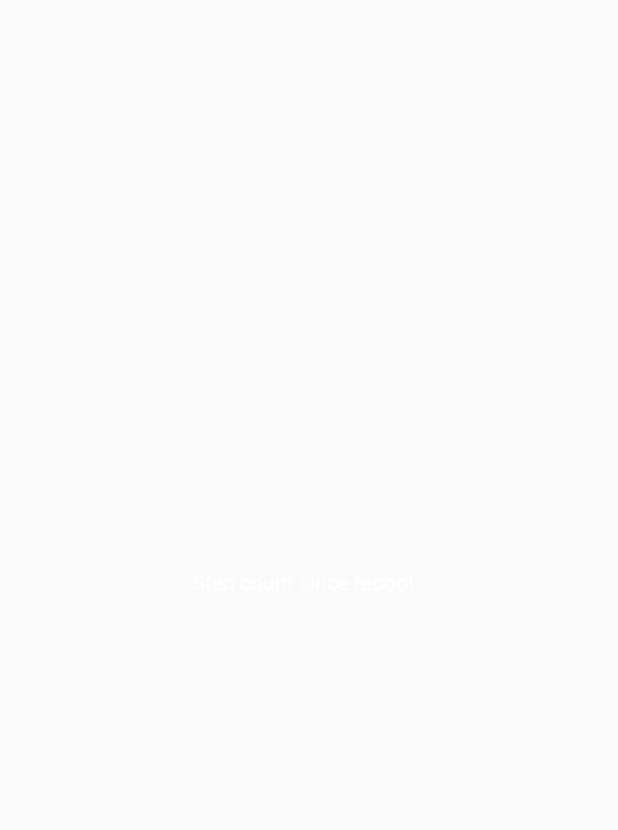
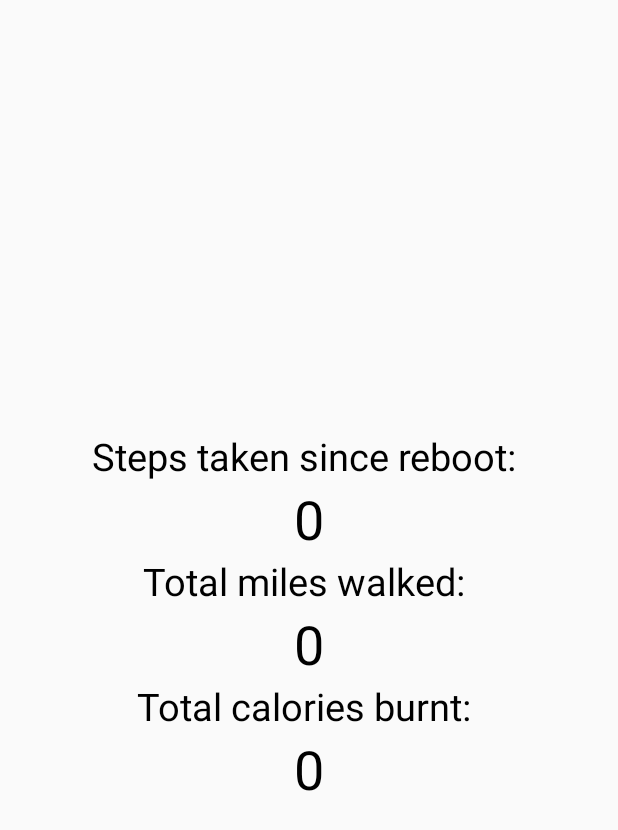
Before and after one commit to sgoldberg1123/HealMePhoney, an Android app: the PedometerActivity screen opened directly, with no data from a screen before it, on a phone screen of 412 x 824 dp. Before the commit the part shown is empty. Shown: the top 830 px of the screen. Run offline under Robolectric (Android 15) with nearby library versions, the phone set to English and light mode, and no system bars.

Commit message:
Update activity_pedometer.xml

```diff
--- a/app/src/main/res/layout/activity_pedometer.xml
+++ b/app/src/main/res/layout/activity_pedometer.xml
@@ -5,16 +5,50 @@
     android:gravity="center" >
 
     <TextView
-        android:textColor="@android:color/white"
+        android:id="@+id/info"
+        android:textSize="25dp"
+        android:textColor="@android:color/black"
         android:layout_width="wrap_content"
-        android:text="Step count since reboot: "
-        android:layout_height="wrap_content" />
+        android:layout_height="wrap_content"
+        android:text="Steps taken since reboot: "/>
 
     <TextView
         android:id="@+id/count"
         android:textSize="36dp"
-        android:textColor="@android:color/white"
+        android:textColor="@android:color/black"
         android:layout_width="wrap_content"
-        android:layout_height="wrap_content" />
+        android:layout_height="wrap_content"
+        android:text="0"/>
 
+    <TextView
+        android:id="@+id/distance"
+        android:textSize="25dp"
+        android:textColor="@android:color/black"
+        android:layout_width="wrap_content"
+        android:layout_height="wrap_content"
+        android:text="Total miles walked: "/>
+
+    <TextView
+        android:id="@+id/dCount"
+        android:textSize="36dp"
+        android:textColor="@android:color/black"
+        android:layout_width="wrap_content"
+        android:layout_height="wrap_content"
+        android:text="0"/>
+
+    <TextView
+        android:id="@+id/calories"
+        android:textSize="25dp"
+        android:textColor="@android:color/black"
+        android:layout_width="wrap_content"
+        android:layout_height="wrap_content"
+        android:text="Total calories burnt: "/>
+
+    <TextView
+        android:id="@+id/cCount"
+        android:textSize="36dp"
+        android:textColor="@android:color/black"
+        android:layout_width="wrap_content"
+        android:layout_height="wrap_content"
+        android:text="0"/>
 </LinearLayout>
```
